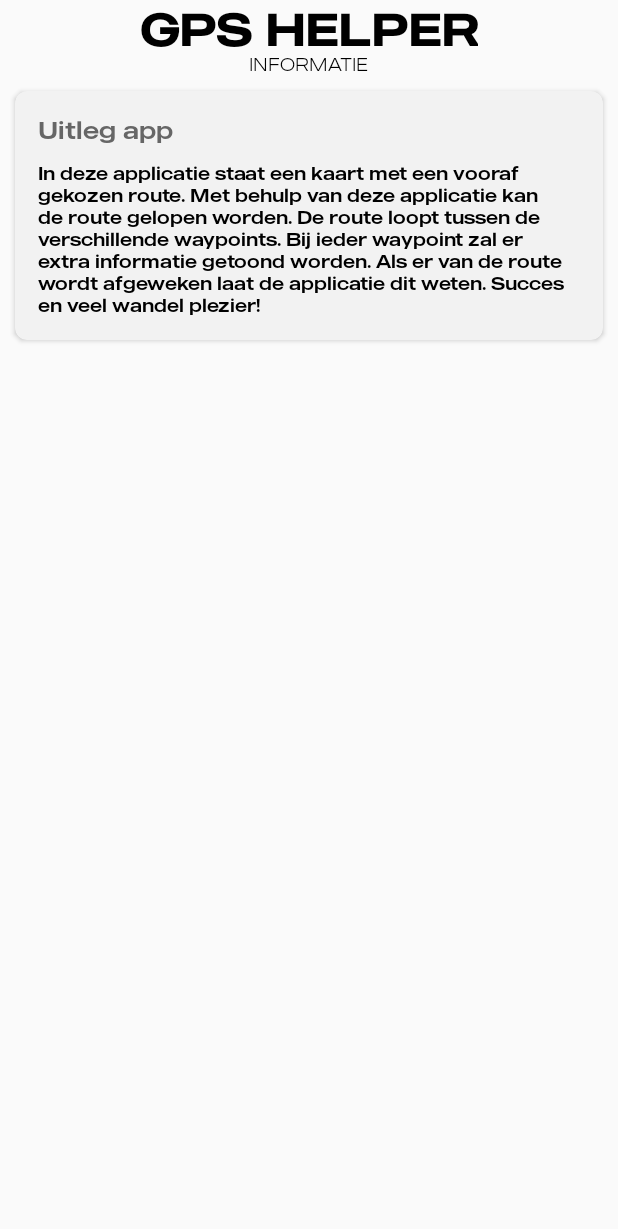
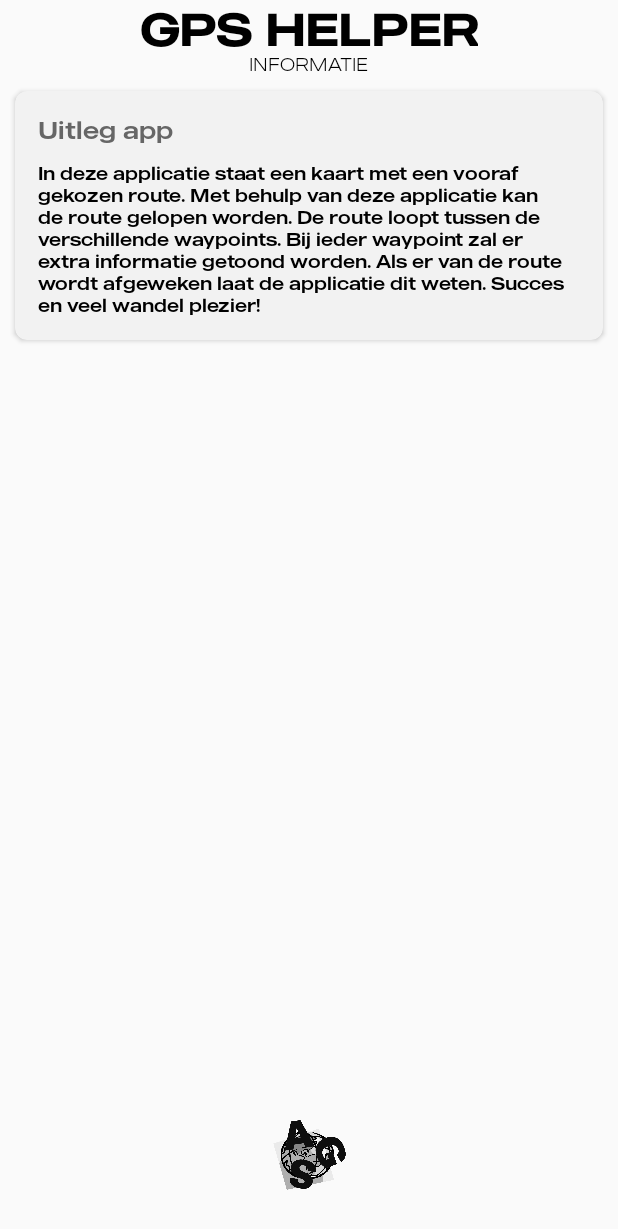
Before and after one commit to noahwalsmits/GpsHelperBreda, an Android app: the InformationActivity screen opened directly, with no data from a screen before it, on a phone screen of 412 x 824 dp. Shown: the top 1229 px of the screen. Run offline under Robolectric (Android 15) with nearby library versions, the phone set to English and light mode, and no system bars.

```diff
--- a/app/src/main/res/layout/activity_information.xml
+++ b/app/src/main/res/layout/activity_information.xml
@@ -62,4 +62,15 @@
                 android:textAppearance="@style/normalText" />
         </LinearLayout>
     </androidx.cardview.widget.CardView>
+
+    <ImageView
+        android:id="@+id/AGSLogo4"
+        android:layout_width="130dp"
+        android:layout_height="48dp"
+        android:layout_marginBottom="30dp"
+        android:contentDescription="@string/AGS"
+        app:layout_constraintBottom_toBottomOf="parent"
+        app:layout_constraintEnd_toEndOf="parent"
+        app:layout_constraintStart_toStartOf="parent"
+        app:srcCompat="@drawable/ags_logo" />
 </androidx.constraintlayout.widget.ConstraintLayout>
```
Also changed, not shown: app/src/main/res/layout/activity_waypoint.xml (+13 -1 lines).
